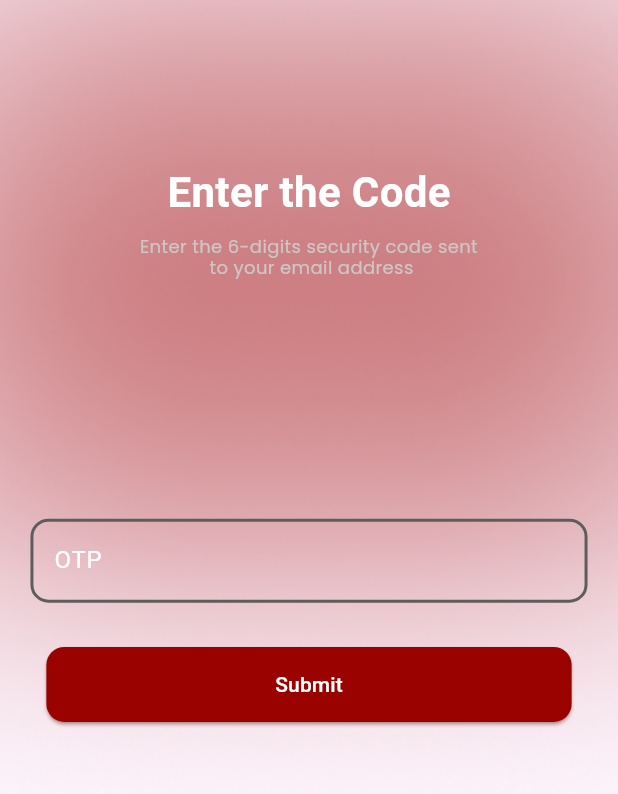
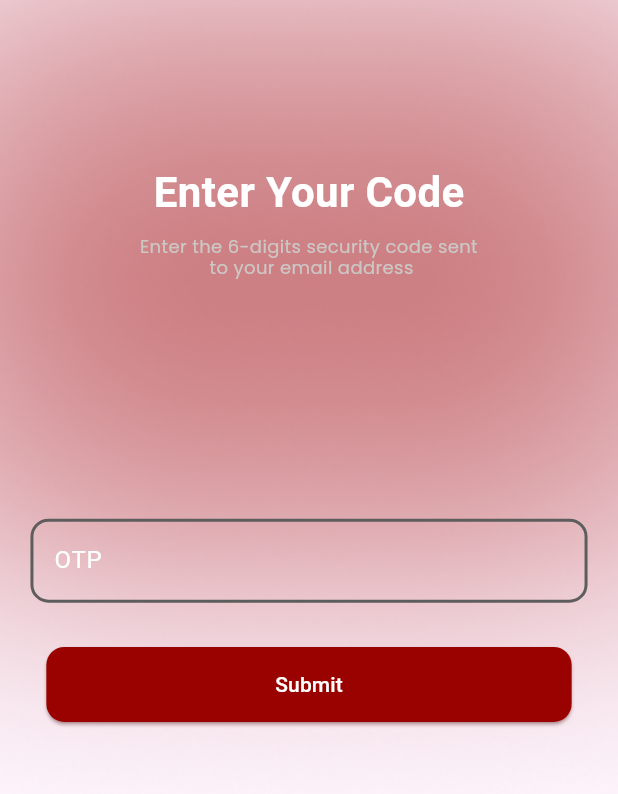
Before and after one commit to MuhammadHashamKhan1999/hiphop, a Flutter app: the OtpScreen screen opened directly, on a phone screen of 412 x 824 dp. Shown: the top 794 px of the screen. Run offline on Flutter 3.47's test engine with Material 3 defaults, Android fonts, the phone set to English and light mode, and no system bars; our stand-ins replace audioplayers, carousel_slider, fluentui_system_icons, flutter_screenutil, flutter_svg, get and 2 more.

```diff
--- a/lib/screens/otp_screen.dart
+++ b/lib/screens/otp_screen.dart
@@ -41,7 +41,7 @@ class _OtpScreenState extends State<OtpScreen> {
                       child: Column(
                         children: [
                           const Text(
-                            "Enter the Code",
+                            "Enter Your Code",
                             style: TextStyle(
                               color: AppColors.textWhiteColor,
                               fontSize: 28,
```
